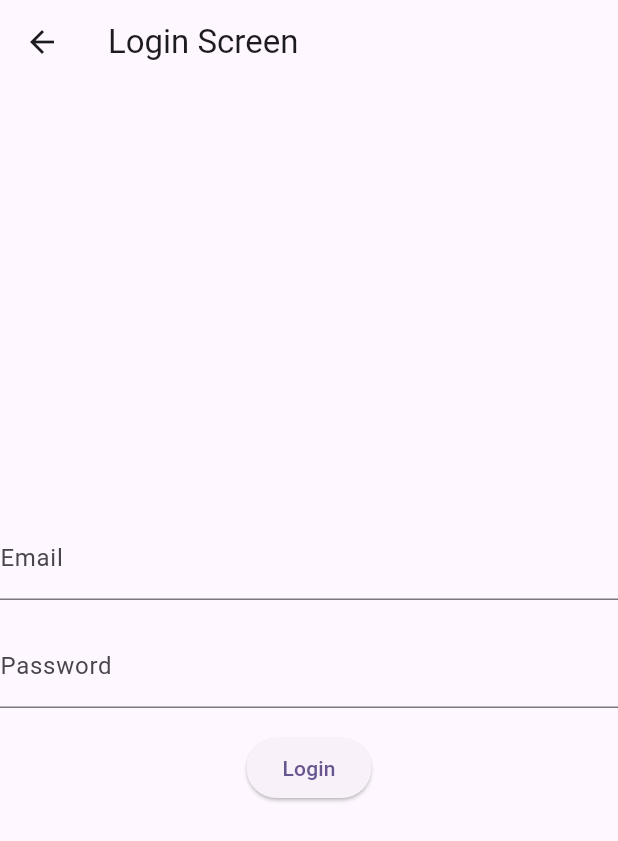
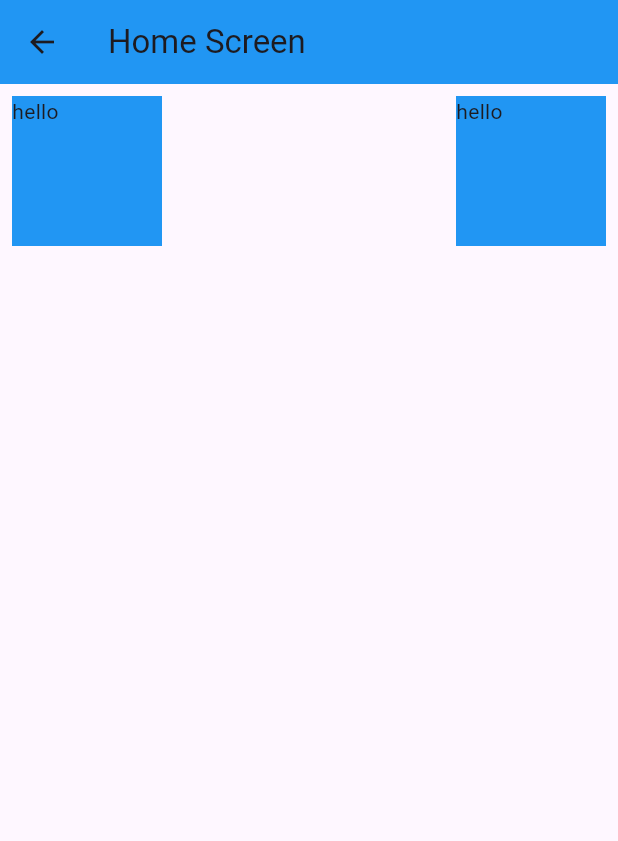
Before and after one commit to rameshrravi/v_express, a Flutter app: the screen it shows after launch, after a tap on "Login", on a phone screen of 412 x 824 dp. Shown: the top 841 px of the screen. Run offline on Flutter 3.47's test engine with Material 3 defaults, Android fonts, the phone set to English and light mode, and no system bars; our stand-ins replace get.

Commit message:
code update

```diff
--- a/lib/app_comman/screens/splash_screen.dart
+++ b/lib/app_comman/screens/splash_screen.dart
@@ -1,6 +1,8 @@
 import 'package:flutter/material.dart';
+import 'package:get/get_state_manager/src/simple/get_view.dart';
+import 'package:v_express/app_comman/controller/splash_controller.dart';
 
-class SplashScreen extends StatelessWidget {
+class SplashScreen extends GetWidget<SplashController> {
   const SplashScreen({super.key});
 
   @override
--- /dev/null
+++ b/lib/home/binding/home_binding.dart
@@ -0,0 +1,10 @@
+import 'package:get/get.dart';
+import 'package:get/get_instance/src/bindings_interface.dart';
+import 'package:v_express/home/controller/home_controller.dart';
+
+class HomeBinding extends Bindings {
+  @override
+  void dependencies() {
+    Get.put(HomeController());
+  }
+}
--- /dev/null
+++ b/lib/home/controller/home_controller.dart
@@ -0,0 +1,6 @@
+import 'package:get/get.dart';
+
+class HomeController extends GetxController {
+  @override
+  void onInit() {}
+}
--- /dev/null
+++ b/lib/home/screens/home_screen.dart
@@ -0,0 +1,41 @@
+import 'package:flutter/material.dart';
+import 'package:get/get.dart';
+import 'package:v_express/home/controller/home_controller.dart';
+
+class HomeScreen extends GetWidget<HomeController> {
+  const HomeScreen({super.key});
+
+  @override
+  Widget build(BuildContext context) {
+    return Scaffold(
+      appBar: AppBar(
+        backgroundColor: Colors.blue,
+        title: const Text('Home Screen'),
+      ),
+      body: Column(
+        children: [
+          Padding(
+            padding: const EdgeInsets.all(8.0),
+            child: Row(
+              mainAxisAlignment: MainAxisAlignment.spaceBetween,
+              children: [
+                Container(
+                  height: 100,
+                  width: 100,
+                  color: Colors.blue,
+                  child: const Text('hello'),
+                ),
+                Container(
+                  height: 100,
+                  width: 100,
+                  color: Colors.blue,
+                  child: const Text('hello'),
+                ),
+              ],
+            ),
+          ),
+        ],
+      ),
+    );
+  }
+}
--- /dev/null
+++ b/lib/login/binding/login_binding.dart
@@ -0,0 +1,10 @@
+import 'package:get/get.dart';
+import 'package:get/get_instance/src/bindings_interface.dart';
+import 'package:v_express/login/controller/Login_controller.dart';
+
+class LoginBinding extends Bindings {
+  @override
+  void dependencies() {
+    Get.put(LoginController());
+  }
+}
--- /dev/null
+++ b/lib/login/controller/Login_controller.dart
@@ -0,0 +1,10 @@
+import 'package:get/get.dart';
+import 'package:v_express/routes/app_routes.dart';
+
+class LoginController extends GetxController {
+  @override
+  void onInit() {}
+  void loginBtn() {
+    Get.toNamed(AppRoutes.homeScreen);
+  }
+}
--- a/lib/login/screens/login_screen.dart
+++ b/lib/login/screens/login_screen.dart
@@ -1,6 +1,8 @@
 import 'package:flutter/material.dart';
+import 'package:get/get.dart';
+import 'package:v_express/login/controller/Login_controller.dart';
 
-class LoginScreen extends StatelessWidget {
+class LoginScreen extends GetWidget<LoginController> {
   const LoginScreen({super.key});
 
   @override
@@ -27,7 +29,9 @@ class LoginScreen extends StatelessWidget {
             ),
             const SizedBox(height: 16),
             ElevatedButton(
-              onPressed: () {},
+              onPressed: () {
+                controller.loginBtn();
+              },
               child: const Text('Login'),
             ),
           ],
--- a/lib/routes/app_routes.dart
+++ b/lib/routes/app_routes.dart
@@ -3,11 +3,14 @@
 import 'package:get/get.dart';
 import 'package:v_express/app_comman/binding/splash_binding.dart';
 import 'package:v_express/app_comman/screens/splash_screen.dart';
+import 'package:v_express/home/screens/home_screen.dart';
+import 'package:v_express/login/binding/login_binding.dart';
 import 'package:v_express/login/screens/login_screen.dart';
 
 class AppRoutes {
   static String splashscreen = '/splashscreen';
   static String loginscreen = '/loginscreen';
+  static String homeScreen = '/HomeScreen';
 
   static List<GetPage> pages = [
     GetPage(
@@ -20,6 +23,13 @@ class AppRoutes {
     GetPage(
       name: loginscreen,
       page: () => LoginScreen(),
+      bindings: [
+        LoginBinding(),
+      ],
+    ),
+    GetPage(
+      name: homeScreen,
+      page: () => HomeScreen(),
       bindings: const [],
     ),
   ];
```
